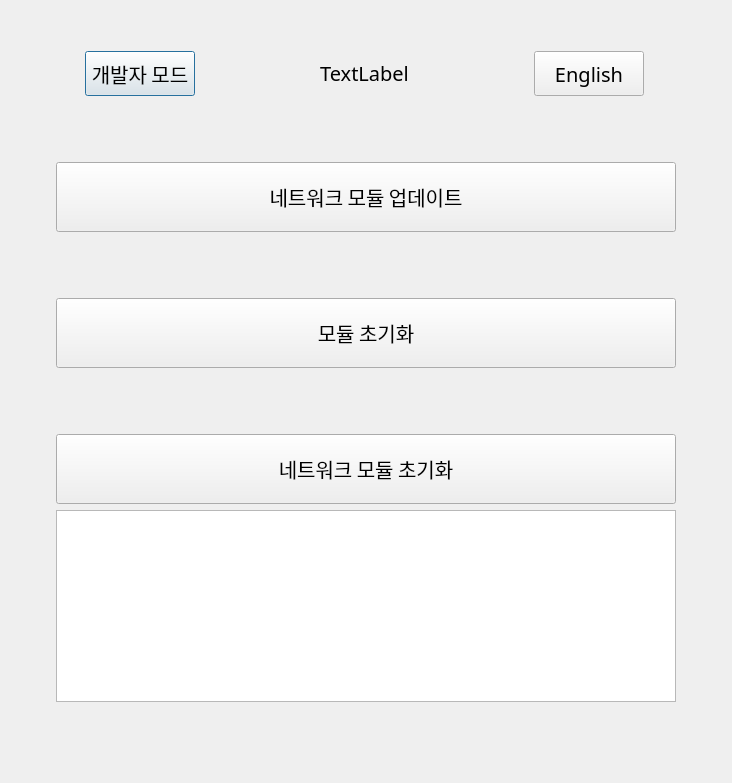
Before: the Qt Designer form modi_firmware_updater/assets/updater.ui in LUXROBO/modi-firmware-updater, drawn with Qt 5.
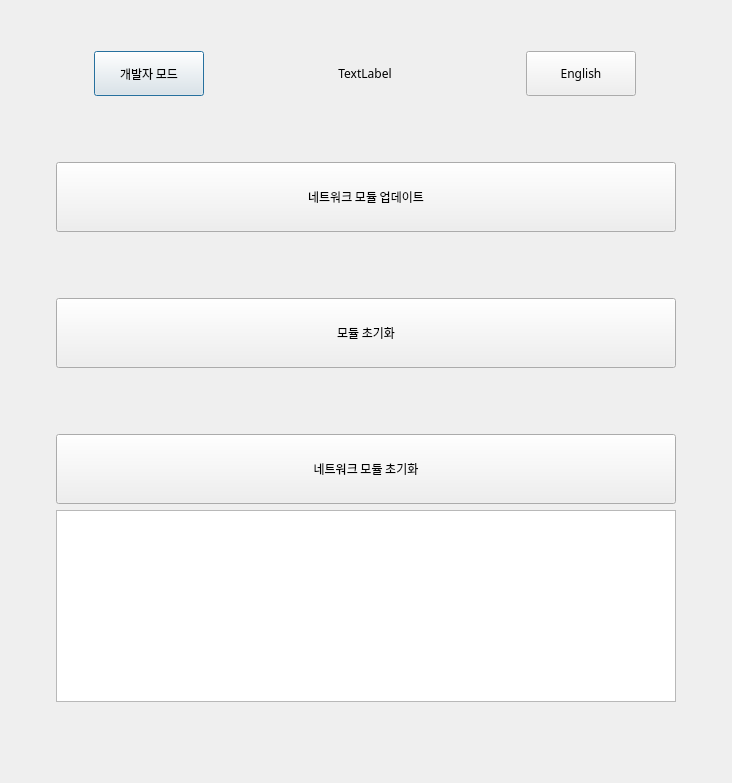
After: the same form once the commit is applied.

Commit message: fix ui: Fix font size error when window size is different

Patch:
```diff
--- a/modi_firmware_updater/assets/updater.ui
+++ b/modi_firmware_updater/assets/updater.ui
@@ -31,7 +31,6 @@
   <property name="font">
    <font>
     <family>LuxHanSans</family>
-    <pointsize>15</pointsize>
    </font>
   </property>
   <property name="focusPolicy">
@@ -252,7 +251,6 @@
        <property name="font">
         <font>
          <family>LuxHanSans</family>
-         <pointsize>15</pointsize>
          <kerning>true</kerning>
         </font>
        </property>
@@ -315,7 +313,6 @@
        <property name="font">
         <font>
          <family>LuxHanSans</family>
-         <pointsize>15</pointsize>
          <kerning>true</kerning>
         </font>
        </property>
@@ -375,7 +372,6 @@
        <property name="font">
         <font>
          <family>LuxHanSans</family>
-         <pointsize>15</pointsize>
          <kerning>true</kerning>
         </font>
        </property>
```
Left out of the diff: 5 changed lines with no effect on the pictures. Lines whose indentation alone changed are shown as unchanged. The commit also changes 1 other file.
